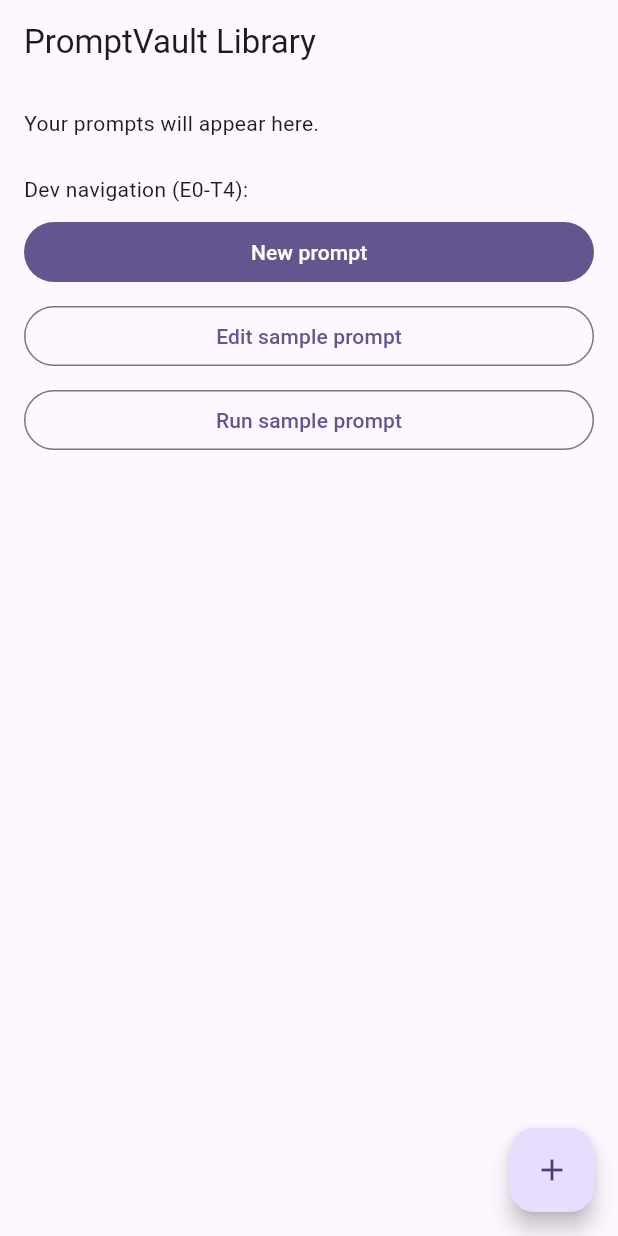
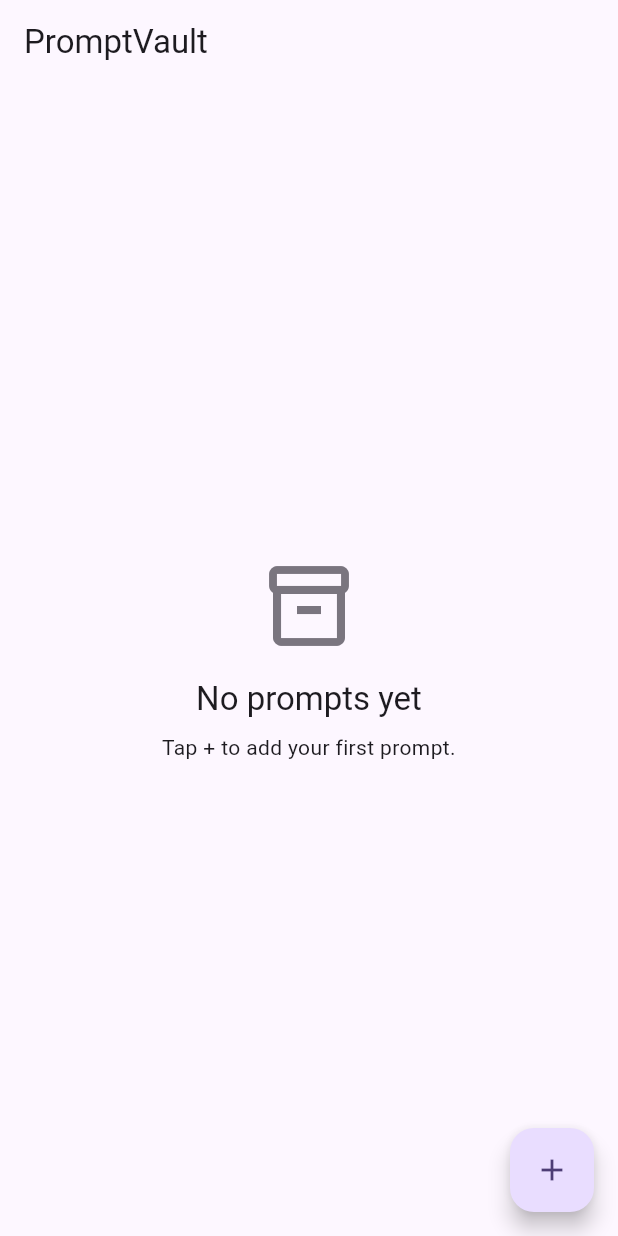
Before and after one commit to aarunbhardwaj/prompt-vault, a Flutter app: the screen it shows after launch, on a phone screen of 412 x 824 dp. Run offline on Flutter 3.47's test engine with Material 3 defaults, Android fonts, the phone set to English and light mode, and no system bars; our stand-ins replace flutter_riverpod, freezed_annotation, go_router, sqflite; accounts and stored records are empty.

Commit message:
E2-T1: library screen with prompt list, cards, and empty state
Tap card opens runner; menu opens edit; FAB to new prompt; plan file included.

Co-authored-by: Cursor <cursoragent@cursor.com>

```diff
--- a/lib/app/router.dart
+++ b/lib/app/router.dart
@@ -1,17 +1,14 @@
 import 'package:flutter_riverpod/flutter_riverpod.dart';
 import 'package:go_router/go_router.dart';
 import 'package:prompt_vault/features/prompts/presentation/editor_placeholder_screen.dart';
-import 'package:prompt_vault/features/prompts/presentation/library_placeholder_screen.dart';
+import 'package:prompt_vault/features/prompts/presentation/library_screen.dart';
 import 'package:prompt_vault/features/prompts/presentation/runner_placeholder_screen.dart';
 
 final routerProvider = Provider<GoRouter>((ref) {
   return GoRouter(
     initialLocation: '/',
     routes: [
-      GoRoute(
-        path: '/',
-        builder: (context, state) => const LibraryPlaceholderScreen(),
-      ),
+      GoRoute(path: '/', builder: (context, state) => const LibraryScreen()),
       GoRoute(
         path: '/prompt/new',
         builder: (context, state) => const EditorPlaceholderScreen(),
--- a/lib/features/prompts/data/prompt_providers.dart
+++ b/lib/features/prompts/data/prompt_providers.dart
@@ -28,7 +28,10 @@ class PromptListNotifier extends AsyncNotifier<List<Prompt>> {
   PromptRepository get _repository => ref.read(promptRepositoryProvider);
 
   @override
-  Future<List<Prompt>> build() => _repository.getAll();
+  Future<List<Prompt>> build() async {
+    await ref.watch(appDatabaseProvider.future);
+    return _repository.getAll();
+  }
 
   Future<void> refresh() async {
     state = const AsyncLoading();
--- /dev/null
+++ b/lib/features/prompts/presentation/library_screen.dart
@@ -0,0 +1,71 @@
+import 'package:flutter/material.dart';
+import 'package:flutter_riverpod/flutter_riverpod.dart';
+import 'package:go_router/go_router.dart';
+import 'package:prompt_vault/features/prompts/data/prompt_providers.dart';
+import 'package:prompt_vault/features/prompts/presentation/prompt_card.dart';
+
+class LibraryScreen extends ConsumerWidget {
+  const LibraryScreen({super.key});
+
+  @override
+  Widget build(BuildContext context, WidgetRef ref) {
+    final promptsAsync = ref.watch(promptListProvider);
+
+    return Scaffold(
+      appBar: AppBar(title: const Text('PromptVault')),
+      body: promptsAsync.when(
+        data: (prompts) {
+          if (prompts.isEmpty) {
+            return Center(
+              child: Padding(
+                padding: const EdgeInsets.all(24),
+                child: Column(
+                  mainAxisAlignment: MainAxisAlignment.center,
+                  children: [
+                    Icon(
+                      Icons.inventory_2_outlined,
+                      size: 64,
+                      color: Theme.of(context).colorScheme.outline,
+                    ),
+                    const SizedBox(height: 16),
+                    Text(
+                      'No prompts yet',
+                      style: Theme.of(context).textTheme.titleLarge,
+                    ),
+                    const SizedBox(height: 8),
+                    Text(
+                      'Tap + to add your first prompt.',
+                      textAlign: TextAlign.center,
+                      style: Theme.of(context).textTheme.bodyMedium,
+                    ),
+                  ],
+                ),
+              ),
+            );
+          }
+
+          return ListView.separated(
+            padding: const EdgeInsets.all(16),
+            itemCount: prompts.length,
+            separatorBuilder: (context, index) => const SizedBox(height: 8),
+            itemBuilder: (context, index) {
+              final prompt = prompts[index];
+              return PromptCard(
+                prompt: prompt,
+                onTap: () => context.go('/prompt/${prompt.id}/run'),
+                onEdit: () => context.go('/prompt/${prompt.id}/edit'),
+              );
+            },
+          );
+        },
+        loading: () => const Center(child: CircularProgressIndicator()),
+        error: (error, _) => Center(child: Text('Error: $error')),
+      ),
+      floatingActionButton: FloatingActionButton(
+        onPressed: () => context.go('/prompt/new'),
+        tooltip: 'Add prompt',
+        child: const Icon(Icons.add),
+      ),
+    );
+  }
+}
```
Also changed, not shown: lib/features/prompts/presentation/prompt_card.dart (added, +69 -0 lines), .cursor/sprint-state.json, 4 other files.
